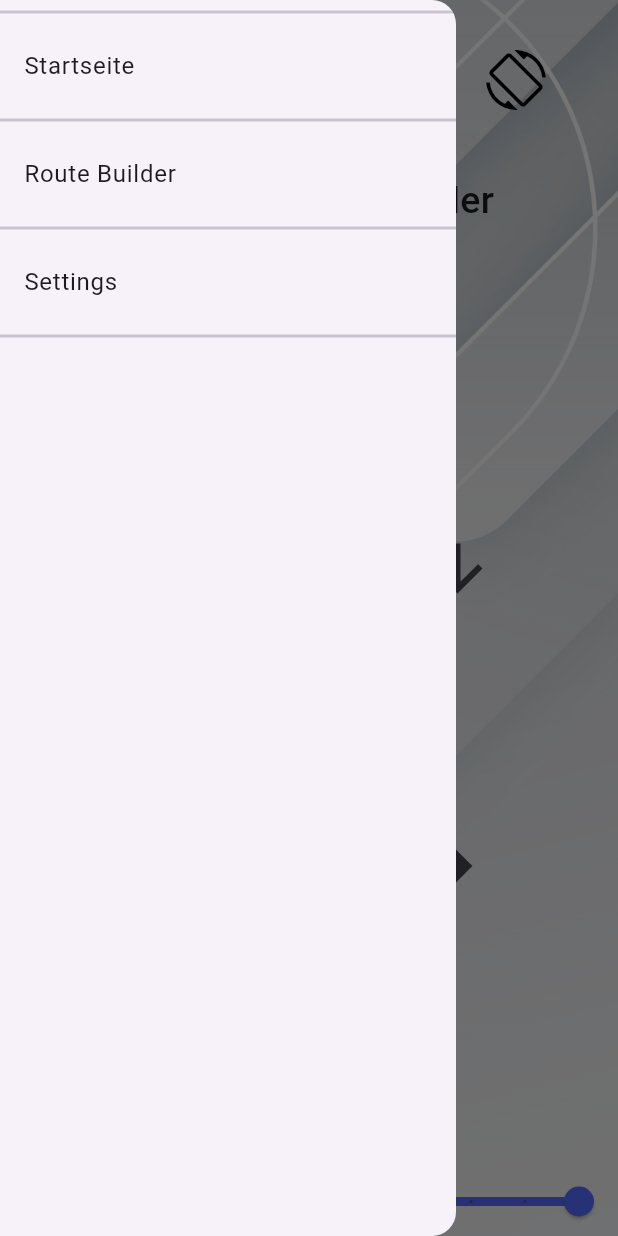
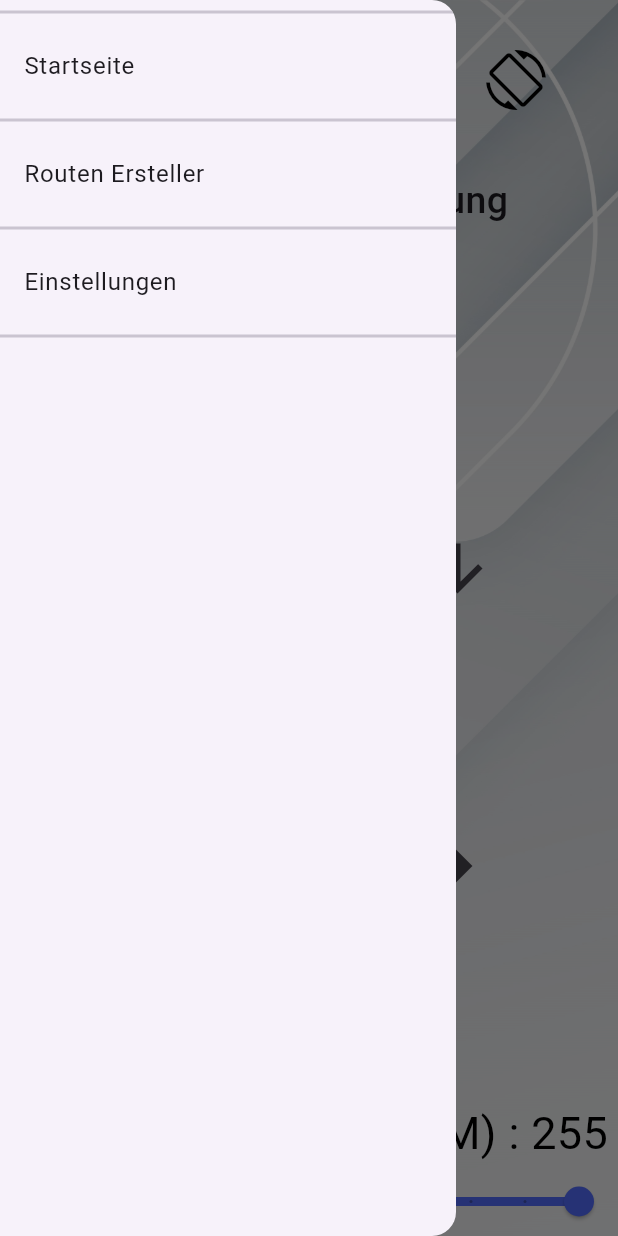
Before and after one commit to pqtriick/POL_it, a Flutter app: the screen it shows after launch, with the side drawer open, on a phone screen of 412 x 824 dp. Run offline on Flutter 3.47's test engine with Material 3 defaults, Android fonts, the phone set to English and light mode, and no system bars; our stand-ins replace shared_preferences.

Commit message:
Added german translation

```diff
--- a/app/lib/screens/main_screen.dart
+++ b/app/lib/screens/main_screen.dart
@@ -34,10 +34,10 @@ class _MainScreenState extends State<MainScreen> {
                 title: const Text('Startseite'),
                 onTap: () => _setPage(0)),
             const Divider(thickness: 2),
-            ListTile(title: const Text('Route Builder'),
+            ListTile(title: const Text('Routen Ersteller'),
                 onTap: () => _setPage(1)),
             const Divider(thickness: 2),
-            ListTile(title: const Text('Settings'),
+            ListTile(title: const Text('Einstellungen'),
                 onTap: () => _setPage(2)),
             const Divider(thickness: 2)
           ],
--- a/app/lib/screens/manual_control_screen.dart
+++ b/app/lib/screens/manual_control_screen.dart
@@ -19,7 +19,7 @@ class _ManualControlScreenState extends State<ManualControlScreen> {
   @override
   Widget build(BuildContext context) {
     return DefaultScreenContainer([
-      CustomAppBar("STM32 Car Controller", leading: IconButton(
+      CustomAppBar("STM32 Auto Steuerung", leading: IconButton(
         icon: const Icon(Icons.screen_rotation),
         iconSize: 40,
         color: Colors.black,
@@ -69,7 +69,7 @@ class _ManualControlScreenState extends State<ManualControlScreen> {
         ),
       ),
       const SizedBox(height: 50),
-      Text('PWM : ${_sliderValue.round()}',
+      Text('Geschwindigkeit (PWM) : ${_sliderValue.round()}',
         style: (const TextStyle(color: Colors.black, fontSize: 30)),
       ),
       Slider(
--- a/app/lib/screens/route_builder_screen.dart
+++ b/app/lib/screens/route_builder_screen.dart
@@ -77,6 +77,7 @@ class RouteBuilderScreenState extends State<RouteBuilderScreen> {
             setState(() {
               routes.add(route);
               AppStorage.writeRoutes(routes);
+
             }))));
   }
 
--- a/app/lib/screens/routes/add_node_screen.dart
+++ b/app/lib/screens/routes/add_node_screen.dart
@@ -36,7 +36,7 @@ class _AddNodeScreenState extends State<AddNodeScreen> {
   @override
   Widget build(BuildContext context) {
     return DefaultScreenContainer([
-      const CustomAppBar("STM32 Car Control"),
+      const CustomAppBar("STM32 Auto Steuerung"),
       const SizedBox(height: 120),
       GridView.count(
         crossAxisCount: 4,
@@ -119,7 +119,7 @@ class _AddNodeScreenState extends State<AddNodeScreen> {
               })
       ),
       const SizedBox(height: 20,),
-      Text('Time : ${_sliderTimeValue.round()} seconds',
+      Text('Dauer : ${_sliderTimeValue.round()} Sekunden',
         style: (const TextStyle(color: Colors.black, fontSize: 30)),
       ),
       Slider(
--- a/app/lib/screens/routes/add_route_screen.dart
+++ b/app/lib/screens/routes/add_route_screen.dart
@@ -22,7 +22,7 @@ class AddRouteScreenState extends State<AddRouteScreen> {
   @override
   Widget build(BuildContext context) {
     return DefaultScreenContainer([
-      CustomAppBar("Add route", leading: IconButton(
+      CustomAppBar("Route hinzufügen", leading: IconButton(
         icon: const Icon(Icons.save),
         iconSize: 40,
         color: Colors.black,
@@ -38,7 +38,7 @@ class AddRouteScreenState extends State<AddRouteScreen> {
   void _addRoute() {
     if (nameController.text.isEmpty) {
       const snackBar = SnackBar(content: Text(
-          "Please enter a valid name"));
+          "Gebe einen richtigen Namen ein."));
       ScaffoldMessenger.of(context).showSnackBar(snackBar);
       return;
     }
@@ -55,7 +55,7 @@ class AddRouteScreenState extends State<AddRouteScreen> {
     }
 
     const snackBar = SnackBar(content: Text(
-        "There is already a route with the same name"));
+        "Es exisitiert bereits eine Route mit diesem Namen."));
     ScaffoldMessenger.of(context).showSnackBar(snackBar);
   }
 
--- a/app/lib/widget/route/route_node_list_tile.dart
+++ b/app/lib/widget/route/route_node_list_tile.dart
@@ -14,10 +14,10 @@ class CarRouteNodeListTile extends StatelessWidget {
   Widget build(BuildContext context) {
     return ListTile(
       title: Text(node.directions.isNotEmpty
-          ? "Move for ${node.time} sec"
-          : "Delay for ${node.time} sec"),
+          ? "Bewege für ${node.time} Sekunden"
+          : "Warte für ${node.time} Sekunden"),
       subtitle: Text(
-          node.directions.isEmpty ? "No movement" : node.generateInfoText()),
+          node.directions.isEmpty ? "Keine Bewegung" : node.generateInfoText()),
       trailing: Row(
         mainAxisSize: MainAxisSize.min,
         children: [
```
Also changed, not shown: app/lib/screens/settings_screen.dart (+6 -3 lines).
